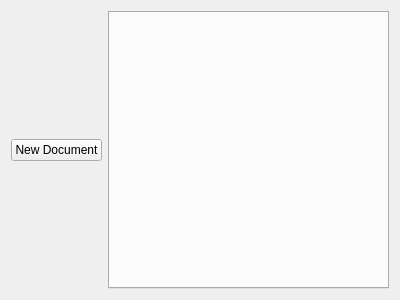
Above: documenteditorview.ui from JoseCM/TraceabilityMatrix before the change. Below: the same form after it.
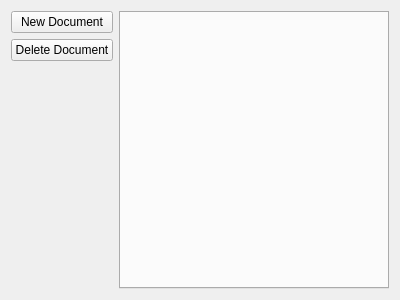
That is the form after the change.

```diff
--- a/documenteditorview.ui
+++ b/documenteditorview.ui
@@ -15,11 +15,35 @@
   </property>
   <layout class="QHBoxLayout" name="horizontalLayout">
    <item>
+    <layout class="QVBoxLayout" name="verticalLayout">
+     <item>
     <widget class="QPushButton" name="addDocButton">
      <property name="text">
       <string>New Document</string>
      </property>
     </widget>
+     </item>
+     <item>
+      <widget class="QPushButton" name="deleteButton">
+       <property name="text">
+        <string>Delete Document</string>
+       </property>
+      </widget>
+     </item>
+     <item>
+      <spacer name="verticalSpacer">
+       <property name="orientation">
+        <enum>Qt::Vertical</enum>
+       </property>
+       <property name="sizeHint" stdset="0">
+        <size>
+         <width>20</width>
+         <height>40</height>
+        </size>
+       </property>
+      </spacer>
+     </item>
+    </layout>
    </item>
    <item>
     <widget class="QTabWidget" name="tabWidget"/>
```
Lines whose indentation alone changed are shown as unchanged.
